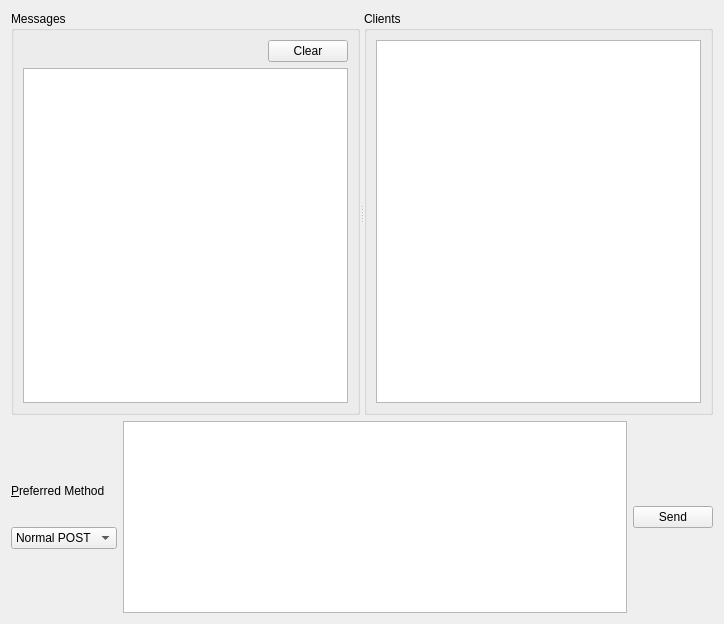
Old version of the form UI/buzzpage.ui in the repository xloem/spot-on-svn.
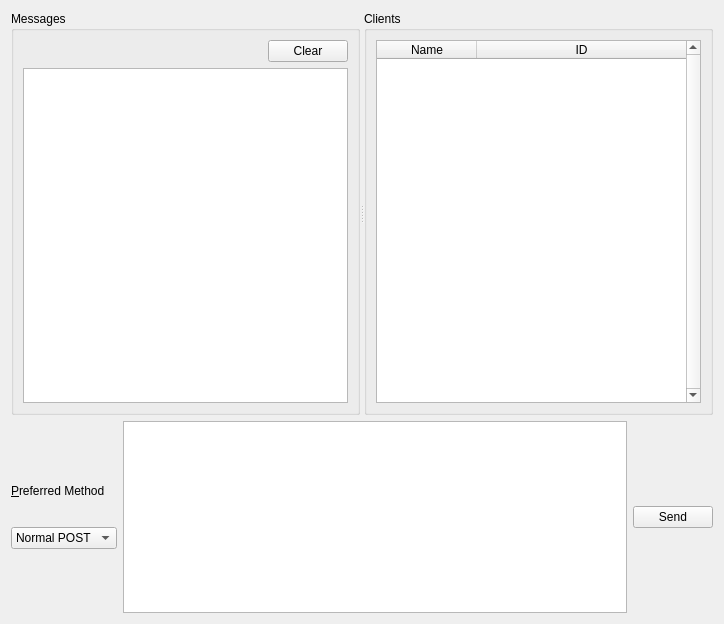
New version of the form. Custom widgets are drawn as their Qt base class.

Commit message: Added the ID column. Broadcast presence.

The edit to the form file:
```diff
--- a/UI/buzzpage.ui
+++ b/UI/buzzpage.ui
@@ -66,10 +66,29 @@
       </property>
       <layout class="QVBoxLayout" name="verticalLayout_2">
        <item>
-        <widget class="QListWidget" name="clients">
+        <widget class="QTableWidget" name="clients">
+         <property name="verticalScrollBarPolicy">
+          <enum>Qt::ScrollBarAlwaysOn</enum>
+         </property>
          <property name="alternatingRowColors">
           <bool>true</bool>
          </property>
+         <property name="horizontalScrollMode">
+          <enum>QAbstractItemView::ScrollPerPixel</enum>
+         </property>
+         <attribute name="horizontalHeaderStretchLastSection">
+          <bool>true</bool>
+         </attribute>
+         <column>
+          <property name="text">
+           <string>Name</string>
+          </property>
+         </column>
+         <column>
+          <property name="text">
+           <string>ID</string>
+          </property>
+         </column>
         </widget>
        </item>
       </layout>
```
The commit also changes 1 other file.
